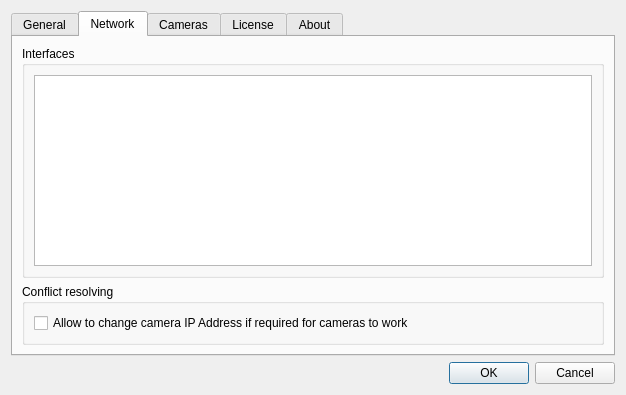
networkoptix/nx_open, file src/preferences.ui: the form before one commit.
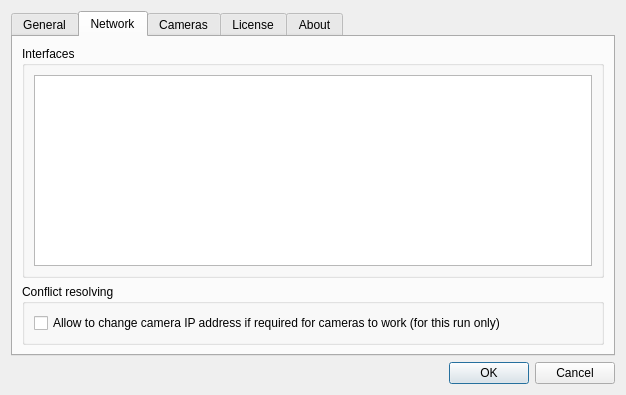
The form after the commit. The open tabs and pages were chosen to show the change.

Commit message:
Do not save/load allowToChangeIP flag
<==== Mercurial data ====>
Branch: master

Patch:
```diff
--- a/src/preferences.ui
+++ b/src/preferences.ui
@@ -149,7 +149,7 @@
           <item>
            <widget class="QCheckBox" name="allowChangeIPCheckBox">
             <property name="text">
-             <string>Allow to change camera IP Address if required for cameras to work</string>
+             <string>Allow to change camera IP address if required for cameras to work (for this run only)</string>
             </property>
            </widget>
           </item>
```
The commit also changes 1 other file.
